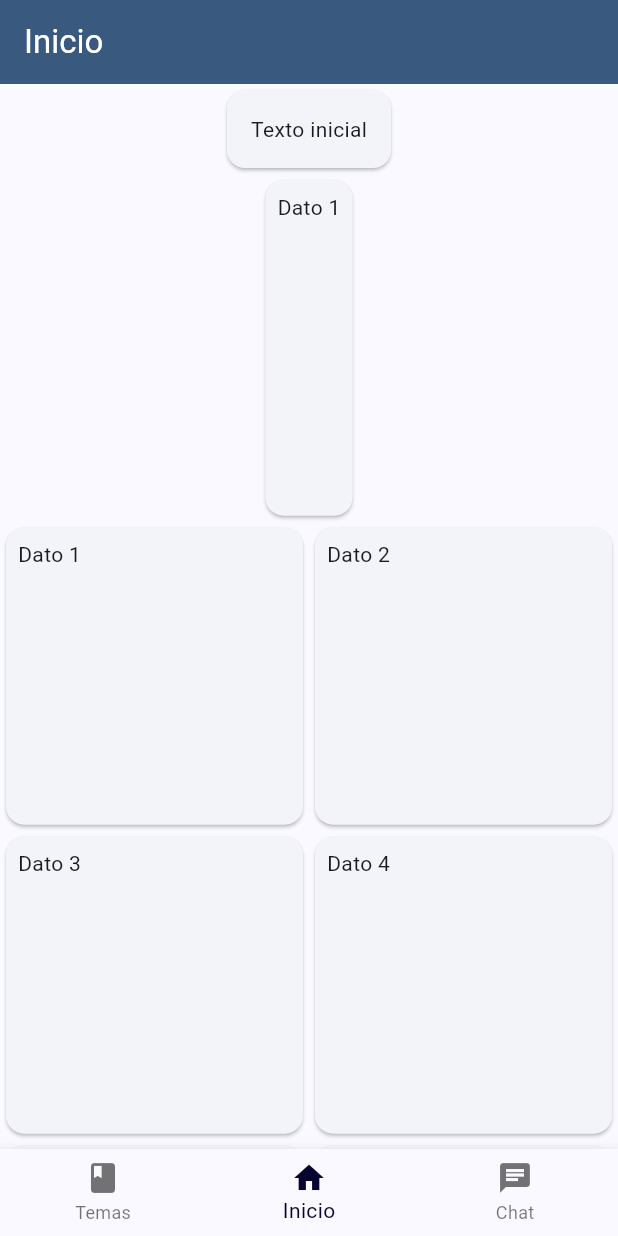
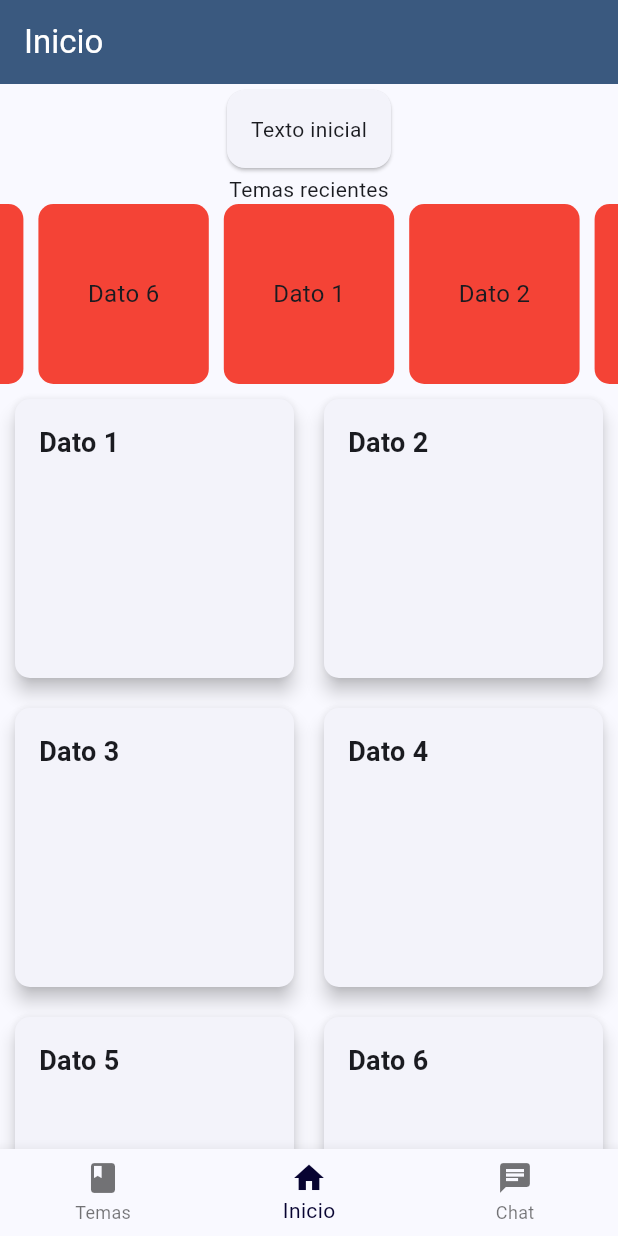
Before and after one commit to titanke/app_gemini, a Flutter app: the screen it shows after launch, on a phone screen of 412 x 824 dp. Run offline on Flutter 3.47's test engine with Material 3 defaults, Android fonts, the phone set to English and light mode, and no system bars; drawn by our look-alikes of carousel_slider.

Commit message:
Pantallas storage preguntas fix bugs

```diff
--- a/lib/main.dart
+++ b/lib/main.dart
@@ -3,6 +3,8 @@ import 'package:flutter/material.dart';
 import 'package:app_gemini/pages/chat.dart';
 import 'package:app_gemini/pages/topics.dart';
 import 'package:app_gemini/pages/detailT.dart';
+import 'package:app_gemini/pages/storage.dart';
+import 'package:app_gemini/pages/quiz.dart';
 void main() {
   runApp(const MyApp());
 }
@@ -23,6 +25,9 @@ class MyApp extends StatelessWidget {
       home:  Menu(),
           routes: {
       '/detail': (context) => DetailScreen(),
+      '/storage': (context) => Storagepage(),
+      '/quiz': (context) => Quizpage(),
+
     },
     );
   }
--- a/lib/pages/detailT.dart
+++ b/lib/pages/detailT.dart
@@ -6,9 +6,26 @@ class DetailScreen extends StatelessWidget {
   @override
   Widget build(BuildContext context) {
     final String dato = ModalRoute.of(context)?.settings.arguments as String;
+
     return Scaffold(
       appBar: AppBar(
-        title: Text('Detalle: $dato'),
+        title: Text('Temas: $dato'),
+        actions: [
+          IconButton(
+            icon: Icon(Icons.play_arrow),
+            onPressed: () {
+              // Navigate to play screen, passing the dato
+              Navigator.pushNamed(context, '/quiz', arguments: dato);
+            },
+          ),
+          IconButton(
+            icon: Icon(Icons.storage),
+            onPressed: () {
+              // Navigate to storage screen, passing the dato
+              Navigator.pushNamed(context, '/storage', arguments: dato);
+            },
+          ),
+        ],
       ),
       body: Center(
         child: Text(dato),
--- a/lib/pages/home.dart
+++ b/lib/pages/home.dart
@@ -1,6 +1,6 @@
 import 'package:flutter/material.dart';
 import 'package:carousel_slider/carousel_slider.dart';
-
+import 'package:app_gemini/widgets/customcard.dart';
 class Homepage extends StatefulWidget {
   const Homepage({Key? key}) : super(key: key);
 
@@ -19,7 +19,8 @@ class _HomepageState extends State<Homepage> {
   Widget build(BuildContext context) {
     return Scaffold(
 
-      body: Column(
+      body: SingleChildScrollView(
+        child: Column(
         children: [
           // Card inicial con texto
           Card(
@@ -28,57 +29,58 @@ class _HomepageState extends State<Homepage> {
               child: Text('Texto inicial'),
             ),
           ),
+          Text("Temas recientes",textAlign:TextAlign.left,),
 
-          // Carrusel de cards
-          SizedBox(
-            child: CarouselSlider.builder(
-              itemCount: datos.length <= 4 ? datos.length : 4,
-              itemBuilder: (context, index, carouselController) {
+CarouselSlider.builder(
+  options: CarouselOptions(
+    height: 120.0,
+    viewportFraction: 0.3, // Ajusta este valor para controlar el ancho de cada item
+    enableInfiniteScroll: true,
+    autoPlay: true,
+    // ... otras opciones
+  ),
+  itemCount: datos.length,
+  itemBuilder: (context, index, realIndex) {
     return GestureDetector(
                 onTap: () => _navigateToDetailScreen(datos[index]),
-                  child: Card(
-                    child: Padding(
-                      padding: const EdgeInsets.all(8.0),
-                      child: Text(datos[index]),
+
+      child: Container(
+
+        width: MediaQuery.of(context).size.width * 0.5, // Ajusta el ancho según viewportFraction
+        height: MediaQuery.of(context).size.width * 0.5,
+        margin: EdgeInsets.symmetric(horizontal: 5.0),
+        decoration: BoxDecoration(
+          color: Colors.red,
+          borderRadius: BorderRadius.circular(10),
+
         ),
-                  ),
-                );
-              },
-              options: CarouselOptions(
-                viewportFraction: 5,
-                initialPage: 0,
-                enableInfiniteScroll: false,
-                autoPlay: true,
-
-
-                scrollDirection: Axis.horizontal,
-              ),
-            ),
-          ),
-
-
-          // Card Grid
-          Expanded(
-            child: GridView.builder(
-              gridDelegate: const SliverGridDelegateWithFixedCrossAxisCount(
-                crossAxisCount: 2,
-              ),
-              itemCount: datos.length,
-              itemBuilder: (context, index) {
-                return GestureDetector(
-                  onTap: () => _navigateToDetailScreen(datos[index]),
-                  child: Card(
-                    child: Padding(
-                      padding: const EdgeInsets.all(8.0),
-                      child: Text(datos[index]),
+        child: Center(
+          child: Text(datos[index], style: TextStyle(fontSize: 16.0),)
         ),
       ),
     );
   },
 ),
+SizedBox(
+  child: GridView.builder(
+    shrinkWrap: true,
+    physics: NeverScrollableScrollPhysics(),
+    gridDelegate: SliverGridDelegateWithFixedCrossAxisCount(
+      crossAxisCount: 2, // Ajusta el número de columnas
     ),
+    itemCount: datos.length,
+    itemBuilder: (context, index) {
+           return CustomCard(
+              title: datos[index],
+              onTap: () => _navigateToDetailScreen(datos[index]),
+            );
+    },
+  ),
+)
         ],
+
       ),
+      )
     );
   }
 
--- /dev/null
+++ b/lib/widgets/customcard.dart
@@ -0,0 +1,43 @@
+import 'package:flutter/material.dart';
+
+class CustomCard extends StatelessWidget {
+  final String title;
+  final VoidCallback onTap;
+
+  const CustomCard({
+    super.key,
+    required this.title,
+    required this.onTap,
+  });
+
+  @override
+  Widget build(BuildContext context) {
+    return GestureDetector(
+      onTap: onTap,
+      child: Card(
+        elevation: 5,
+            margin: EdgeInsets.all(10),
+
+        shape: RoundedRectangleBorder(
+          borderRadius: BorderRadius.circular(10), // Ajusta los bordes redondeados
+        ),
+        child: Padding(
+          padding: const EdgeInsets.all(16.0),
+          child: Column(
+            crossAxisAlignment: CrossAxisAlignment.start,
+            children: [
+              Text(
+                title,
+                style: TextStyle(
+                  fontSize: 18,
+                  fontWeight: FontWeight.bold,
+                ),
+              ),
+
+            ],
+          ),
+        ),
+      ),
+    );
+  }
+}
```
Also changed, not shown: lib/pages/quiz.dart (added, +33 -0 lines), lib/pages/storage.dart (added, +33 -0 lines). Lines whose indentation alone changed are shown as unchanged.
